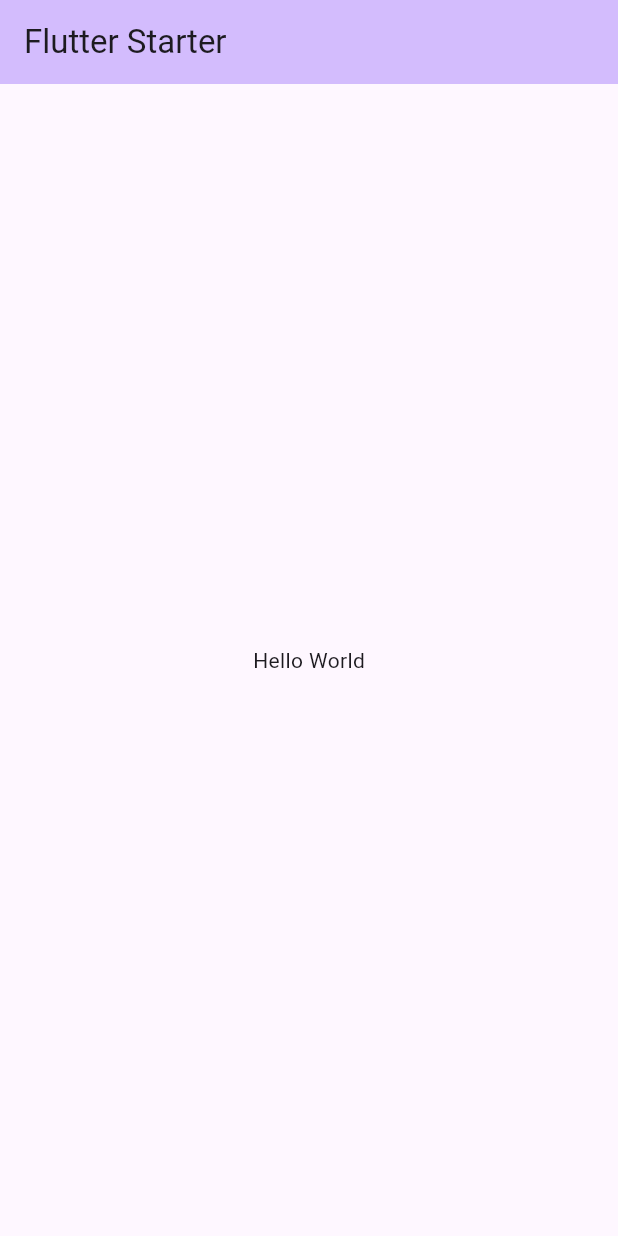
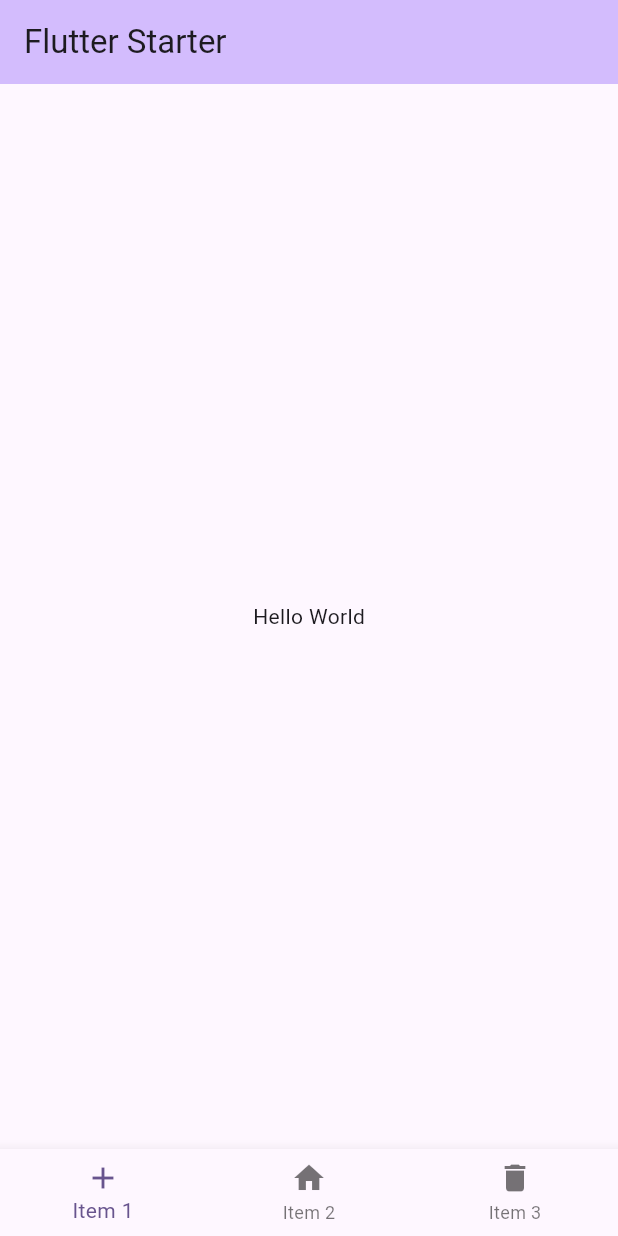
Before and after one commit to MontyCoder0701/flutter-starter, a Flutter app: the screen it shows after launch, on a phone screen of 412 x 824 dp. Run offline on Flutter 3.47's test engine with Material 3 defaults, Android fonts, the phone set to English and light mode, and no system bars.

Commit message:
fix: bottom navigation 추가

```diff
--- a/lib/main.dart
+++ b/lib/main.dart
@@ -40,6 +40,13 @@ class _MyHomePageState extends State<MyHomePage> {
           children: <Widget>[const Text('Hello World')],
         ),
       ),
+      bottomNavigationBar: BottomNavigationBar(
+        items: [
+          BottomNavigationBarItem(icon: Icon(Icons.add), label: 'Item 1'),
+          BottomNavigationBarItem(icon: Icon(Icons.home), label: 'Item 2'),
+          BottomNavigationBarItem(icon: Icon(Icons.delete), label: 'Item 3'),
+        ],
+      ),
     );
   }
 }
```
